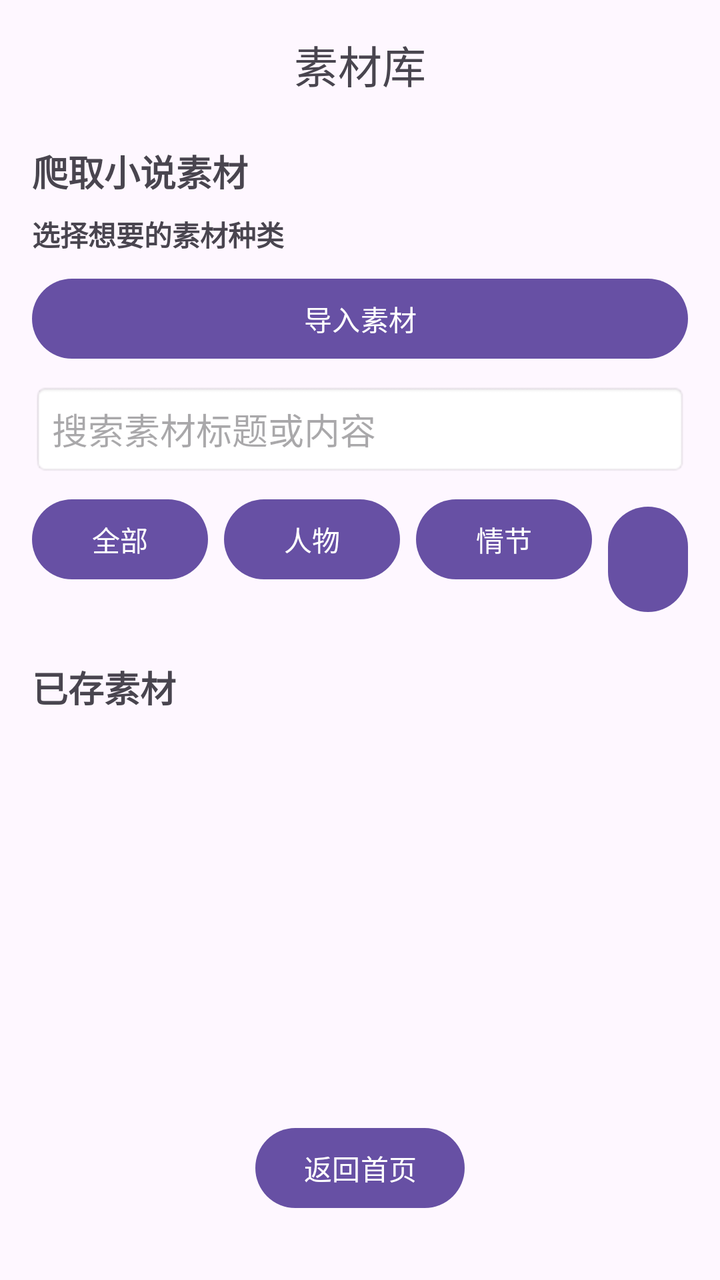
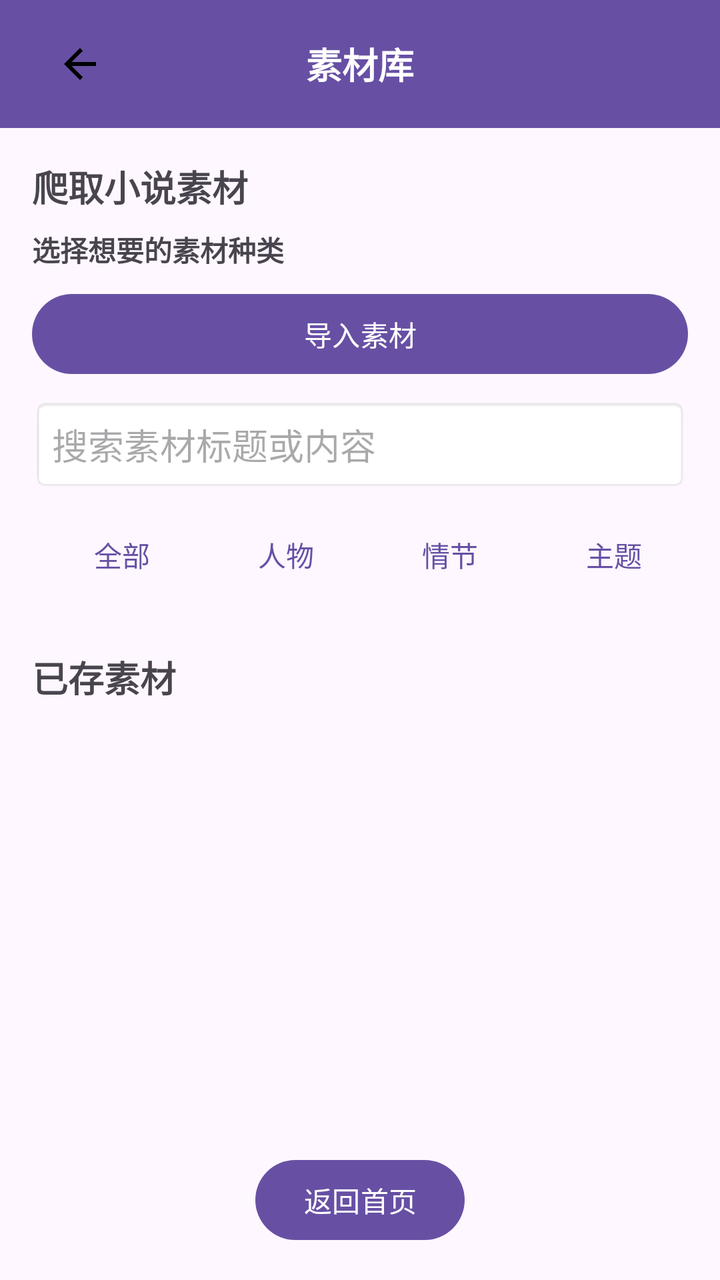

The first picture is an Android layout as it rendered before a commit; the second is the same layout after the commit. The layout source and the unified diff follow.
<!-- AndroidManifest.xml: application theme Theme.StoryTeller -->
<!-- res/layout/activity_material.xml -->
<?xml version="1.0" encoding="utf-8"?>
<androidx.constraintlayout.widget.ConstraintLayout xmlns:android="http://schemas.android.com/apk/res/android"
    xmlns:app="http://schemas.android.com/apk/res-auto"
    android:layout_width="match_parent"
    android:layout_height="match_parent"
    android:padding="16dp">

    <TextView
        android:id="@+id/tv_material_title"
        android:layout_width="wrap_content"
        android:layout_height="wrap_content"
        android:text="@string/title_material"
        android:textSize="22sp"
        app:layout_constraintTop_toTopOf="parent"
        app:layout_constraintStart_toStartOf="parent"
        app:layout_constraintEnd_toEndOf="parent" />

    
    <LinearLayout
        android:id="@+id/layout_top_section"
        android:layout_width="0dp"
        android:layout_height="wrap_content"
        android:orientation="vertical"
        android:layout_marginTop="24dp"
        app:layout_constraintTop_toBottomOf="@id/tv_material_title"
        app:layout_constraintStart_toStartOf="parent"
        app:layout_constraintEnd_toEndOf="parent">

        <TextView
            android:id="@+id/tv_crawl_section"
            android:layout_width="wrap_content"
            android:layout_height="wrap_content"
            android:text="@string/material_crawl_section_title"
            android:textSize="18sp"
            android:textStyle="bold" />

        <TextView
            android:id="@+id/tv_crawl_type_label"
            android:layout_width="wrap_content"
            android:layout_height="wrap_content"
            android:layout_marginTop="8dp"
            android:text="@string/material_crawl_type_label"
            android:textStyle="bold" />

        <Button
            android:id="@+id/btn_import"
            android:layout_width="match_parent"
            android:layout_height="wrap_content"
            android:layout_marginTop="8dp"
            android:text="导入素材" />

        <EditText
            android:id="@+id/et_material_search"
            android:layout_width="match_parent"
            android:layout_height="wrap_content"
            android:layout_marginTop="8dp"
            android:hint="搜索素材标题或内容"
            android:padding="10dp"
            android:background="@android:drawable/editbox_background" />

        <LinearLayout
            android:id="@+id/layout_filters"
            android:layout_width="match_parent"
            android:layout_height="wrap_content"
            android:layout_marginTop="8dp"
            android:orientation="horizontal">

            <Button
                android:id="@+id/btn_filter_all"
                android:layout_width="wrap_content"
                android:layout_height="wrap_content"
                android:text="全部" />

            <Button
                android:id="@+id/btn_filter_persona"
                android:layout_width="wrap_content"
                android:layout_height="wrap_content"
                android:layout_marginStart="8dp"
                android:text="@string/material_type_persona" />

            <Button
                android:id="@+id/btn_filter_plot"
                android:layout_width="wrap_content"
                android:layout_height="wrap_content"
                android:layout_marginStart="8dp"
                android:text="@string/material_type_plot" />

            <Button
                android:id="@+id/btn_filter_theme"
                android:layout_width="wrap_content"
                android:layout_height="wrap_content"
                android:layout_marginStart="8dp"
                android:text="@string/material_type_theme" />
        </LinearLayout>

        <TextView
            android:id="@+id/tv_crawl_status"
            android:layout_width="match_parent"
            android:layout_height="wrap_content"
            android:layout_marginTop="8dp"
            android:text=""
            android:textSize="14sp"
            android:visibility="gone" />

    </LinearLayout>

    
    <TextView
        android:id="@+id/tv_material_list_title"
        android:layout_width="wrap_content"
        android:layout_height="wrap_content"
        android:layout_marginTop="24dp"
        android:text="已存素材"
        android:textSize="18sp"
        android:textStyle="bold"
        app:layout_constraintTop_toBottomOf="@id/layout_top_section"
        app:layout_constraintStart_toStartOf="parent" />

    <androidx.recyclerview.widget.RecyclerView
        android:id="@+id/rv_material"
        android:layout_width="0dp"
        android:layout_height="0dp"
        android:layout_marginTop="8dp"
        app:layout_constraintTop_toBottomOf="@id/tv_material_list_title"
        app:layout_constraintBottom_toTopOf="@id/btn_back_home"
        app:layout_constraintStart_toStartOf="parent"
        app:layout_constraintEnd_toEndOf="parent" />

    <Button
        android:id="@+id/btn_back_home"
        android:layout_width="wrap_content"
        android:layout_height="wrap_content"
        android:layout_marginBottom="16dp"
        android:text="@string/action_back_home"
        app:layout_constraintBottom_toBottomOf="parent"
        app:layout_constraintStart_toStartOf="parent"
        app:layout_constraintEnd_toEndOf="parent" />

</androidx.constraintlayout.widget.ConstraintLayout>
<!-- resources referenced by this layout -->
<resources>
  <string name="action_back_home">返回首页</string>
  <string name="material_crawl_section_title">爬取小说素材</string>
  <string name="material_crawl_type_label">选择想要的素材种类</string>
  <string name="material_type_persona">人物</string>
  <string name="material_type_plot">情节</string>
  <string name="material_type_theme">主题</string>
  <string name="title_material">素材库</string>
  <style name="Theme.StoryTeller" parent="Base.Theme.StoryTeller" />
  <style name="Base.Theme.StoryTeller" parent="Theme.Material3.DayNight.NoActionBar">
          
          
      </style>
</resources>

<!-- the commit's change to res/layout/activity_material.xml (unified diff, before → after) -->
@@ -2,18 +2,41 @@
 <androidx.constraintlayout.widget.ConstraintLayout xmlns:android="http://schemas.android.com/apk/res/android"
     xmlns:app="http://schemas.android.com/apk/res-auto"
     android:layout_width="match_parent"
-    android:layout_height="match_parent"
-    android:padding="16dp">
+    android:layout_height="match_parent">
 
-    <TextView
-        android:id="@+id/tv_material_title"
-        android:layout_width="wrap_content"
+    <com.google.android.material.appbar.AppBarLayout
+        android:id="@+id/appbar"
+        android:layout_width="0dp"
         android:layout_height="wrap_content"
-        android:text="@string/title_material"
-        android:textSize="22sp"
         app:layout_constraintTop_toTopOf="parent"
         app:layout_constraintStart_toStartOf="parent"
-        app:layout_constraintEnd_toEndOf="parent" />
+        app:layout_constraintEnd_toEndOf="parent">
+
+        <androidx.appcompat.widget.Toolbar
+            android:layout_width="match_parent"
+            android:layout_height="?attr/actionBarSize"
+            android:background="?attr/colorPrimary">
+
+            <ImageView
+                android:id="@+id/btn_back"
+                android:layout_width="48dp"
+                android:layout_height="48dp"
+                android:layout_gravity="start"
+                android:padding="12dp"
+                android:src="@drawable/ic_arrow_back"
+                android:contentDescription="@string/action_back" />
+
+            <TextView
+                android:id="@+id/tv_material_title"
+                android:layout_width="wrap_content"
+                android:layout_height="wrap_content"
+                android:layout_gravity="center"
+                android:text="@string/title_material"
+                android:textColor="@android:color/white"
+                android:textSize="18sp"
+                android:textStyle="bold" />
+        </androidx.appcompat.widget.Toolbar>
+    </com.google.android.material.appbar.AppBarLayout>
 
     
     <LinearLayout
@@ -21,8 +44,10 @@
         android:layout_width="0dp"
         android:layout_height="wrap_content"
         android:orientation="vertical"
-        android:layout_marginTop="24dp"
-        app:layout_constraintTop_toBottomOf="@id/tv_material_title"
+        android:paddingStart="16dp"
+        android:paddingEnd="16dp"
+        android:layout_marginTop="16dp"
+        app:layout_constraintTop_toBottomOf="@id/appbar"
         app:layout_constraintStart_toStartOf="parent"
         app:layout_constraintEnd_toEndOf="parent">
 
@@ -47,14 +72,16 @@
             android:layout_width="match_parent"
             android:layout_height="wrap_content"
             android:layout_marginTop="8dp"
-            android:text="导入素材" />
+            android:text="@string/action_import_material" />
 
         <EditText
             android:id="@+id/et_material_search"
             android:layout_width="match_parent"
             android:layout_height="wrap_content"
             android:layout_marginTop="8dp"
-            android:hint="搜索素材标题或内容"
+            android:autofillHints=""
+            android:hint="@string/hint_material_search"
+            android:inputType="text"
             android:padding="10dp"
             android:background="@android:drawable/editbox_background" />
 
@@ -63,33 +90,41 @@
             android:layout_width="match_parent"
             android:layout_height="wrap_content"
             android:layout_marginTop="8dp"
+            android:padding="0dp"
+            android:weightSum="4"
+            style="?android:attr/buttonBarStyle"
             android:orientation="horizontal">
 
             <Button
                 android:id="@+id/btn_filter_all"
-                android:layout_width="wrap_content"
+                style="?android:attr/buttonBarButtonStyle"
+                android:layout_width="0dp"
                 android:layout_height="wrap_content"
-                android:text="全部" />
+                android:layout_weight="1"
+                android:text="@string/material_filter_all" />
 
             <Button
                 android:id="@+id/btn_filter_persona"
-                android:layout_width="wrap_content"
+                style="?android:attr/buttonBarButtonStyle"
+                android:layout_width="0dp"
                 android:layout_height="wrap_content"
-                android:layout_marginStart="8dp"
+                android:layout_weight="1"
                 android:text="@string/material_type_persona" />
 
             <Button
                 android:id="@+id/btn_filter_plot"
-                android:layout_width="wrap_content"
+                style="?android:attr/buttonBarButtonStyle"
+                android:layout_width="0dp"
                 android:layout_height="wrap_content"
-                android:layout_marginStart="8dp"
+                android:layout_weight="1"
                 android:text="@string/material_type_plot" />
 
             <Button
                 android:id="@+id/btn_filter_theme"
-                android:layout_width="wrap_content"
+                style="?android:attr/buttonBarButtonStyle"
+                android:layout_width="0dp"
                 android:layout_height="wrap_content"
-                android:layout_marginStart="8dp"
+                android:layout_weight="1"
                 android:text="@string/material_type_theme" />
         </LinearLayout>
 
@@ -110,7 +145,8 @@
         android:layout_width="wrap_content"
         android:layout_height="wrap_content"
         android:layout_marginTop="24dp"
-        android:text="已存素材"
+        android:layout_marginStart="16dp"
+        android:text="@string/title_material_list"
         android:textSize="18sp"
         android:textStyle="bold"
         app:layout_constraintTop_toBottomOf="@id/layout_top_section"
@@ -121,6 +157,8 @@
         android:layout_width="0dp"
         android:layout_height="0dp"
         android:layout_marginTop="8dp"
+        android:layout_marginStart="16dp"
+        android:layout_marginEnd="16dp"
         app:layout_constraintTop_toBottomOf="@id/tv_material_list_title"
         app:layout_constraintBottom_toTopOf="@id/btn_back_home"
         app:layout_constraintStart_toStartOf="parent"
@@ -131,6 +169,8 @@
         android:layout_width="wrap_content"
         android:layout_height="wrap_content"
         android:layout_marginBottom="16dp"
+        android:layout_marginStart="16dp"
+        android:layout_marginEnd="16dp"
         android:text="@string/action_back_home"
         app:layout_constraintBottom_toBottomOf="parent"
         app:layout_constraintStart_toStartOf="parent"
<!-- resource entries referenced after the edit -->
@@ -1,12 +1,28 @@
 <!-- resources referenced by this layout -->
 <resources>
+  <!-- drawable ic_arrow_back (drawable) -->
+  <?xml version="1.0" encoding="utf-8"?>
+  <vector xmlns:android="http://schemas.android.com/apk/res/android"
+      android:width="24dp"
+      android:height="24dp"
+      android:viewportWidth="24"
+      android:viewportHeight="24">
+      <path
+          android:fillColor="#000000"
+          android:pathData="M20,11H7.83l5.59,-5.59L12,4l-8,8 8,8 1.41,-1.41L7.83,13H20v-2z"/>
+  </vector>
+  <string name="action_back">返回</string>
   <string name="action_back_home">返回首页</string>
+  <string name="action_import_material">导入素材</string>
+  <string name="hint_material_search">搜索素材标题或内容</string>
   <string name="material_crawl_section_title">爬取小说素材</string>
   <string name="material_crawl_type_label">选择想要的素材种类</string>
+  <string name="material_filter_all">全部</string>
   <string name="material_type_persona">人物</string>
   <string name="material_type_plot">情节</string>
   <string name="material_type_theme">主题</string>
   <string name="title_material">素材库</string>
+  <string name="title_material_list">已存素材</string>
   <style name="Theme.StoryTeller" parent="Base.Theme.StoryTeller" />
   <style name="Base.Theme.StoryTeller" parent="Theme.Material3.DayNight.NoActionBar">
           
